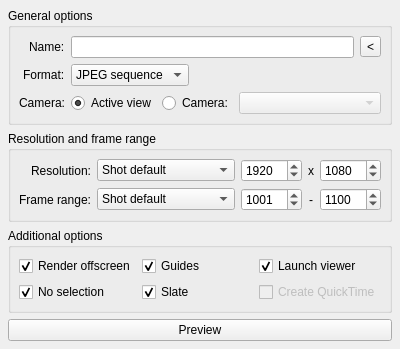
mjbonnington/icarus-gps, file core/ui/gpsPreview_ui.ui: the form before one commit.
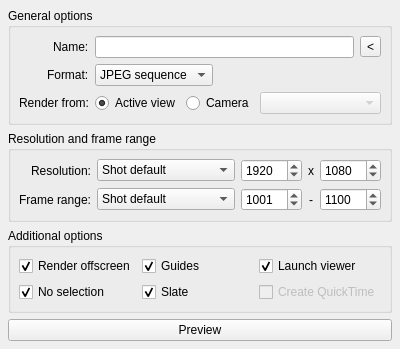
The form after the commit.

Commit message: Further work on generic UI module

```diff
--- a/core/ui/gpsPreview_ui.ui
+++ b/core/ui/gpsPreview_ui.ui
@@ -86,7 +86,7 @@
        <item row="2" column="0">
         <widget class="QLabel" name="cam_label">
          <property name="text">
-          <string>Camera:</string>
+          <string>Render from:</string>
          </property>
          <property name="alignment">
           <set>Qt::AlignRight|Qt::AlignTrailing|Qt::AlignVCenter</set>
@@ -123,7 +123,7 @@
             </sizepolicy>
            </property>
            <property name="text">
-            <string>Camera:</string>
+            <string>Camera</string>
            </property>
            <property name="checked">
             <bool>false</bool>
```
Left out of the diff: 21 changed lines with no effect on the pictures. The commit also changes 4 other files.
